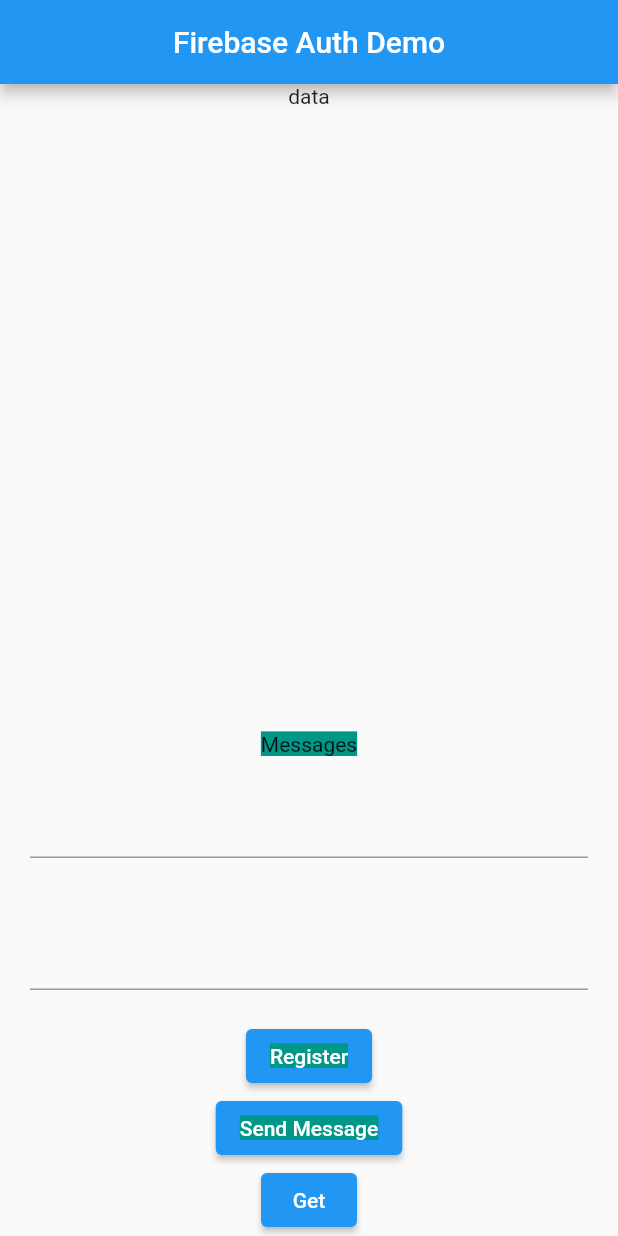
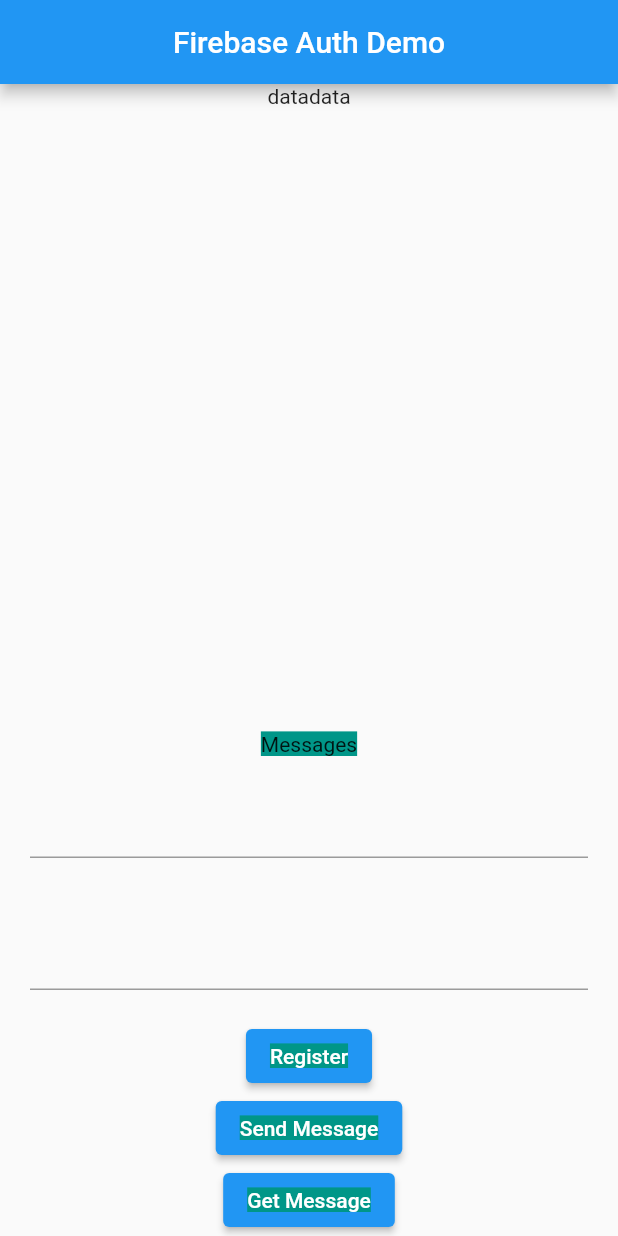
Before and after one commit to Varanasi-Software-Junction/VSJ-Firebase-App, a Flutter app: the screen it shows after launch, on a phone screen of 412 x 824 dp. Run offline on Flutter 3.47's test engine with Material 2 defaults, Android fonts, the phone set to English and light mode, and no system bars; our stand-ins replace cloud_firestore, firebase_auth, firebase_core; accounts and stored records are empty.

Commit message:
Update main.dart

```diff
--- a/lib/main.dart
+++ b/lib/main.dart
@@ -78,10 +78,8 @@ setState(() {
         print(value.get("messagefrom"));
       }
     });
+    print(firebasedata);
 
-    setState(() {
-
-    });
     }
 
   @override
@@ -100,7 +98,7 @@ setState(() {
               Expanded(
                 child: SingleChildScrollView(
                   scrollDirection: Axis.vertical,
-                child:Text(firebasedata),
+                child:Text(firebasedata + "data"),
                 ),
               ),
 
@@ -184,10 +182,11 @@ print("Send");
               }, child: Text("Send Message",style: TextStyle(backgroundColor: Colors.teal),)),
              ElevatedButton(onPressed: ()async{
                print("Get Messages");
+               //await firebaseInit();
              // getMessages();
               await getMessagesStream();
 
-             }, child:Text("Get")),
+             }, child:Text("Get Message",style: TextStyle(backgroundColor: Colors.teal),)),
             ],
           ),
         ),
```
